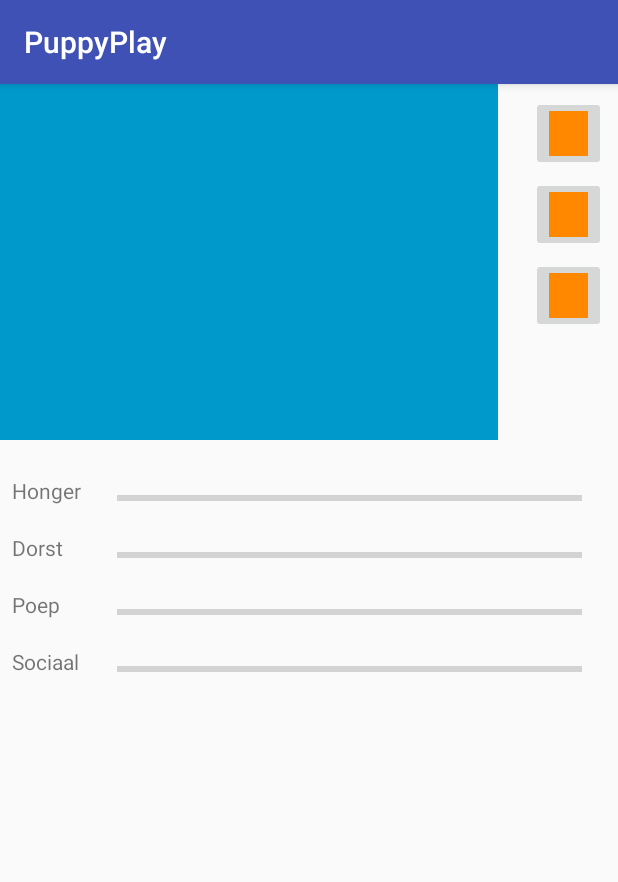
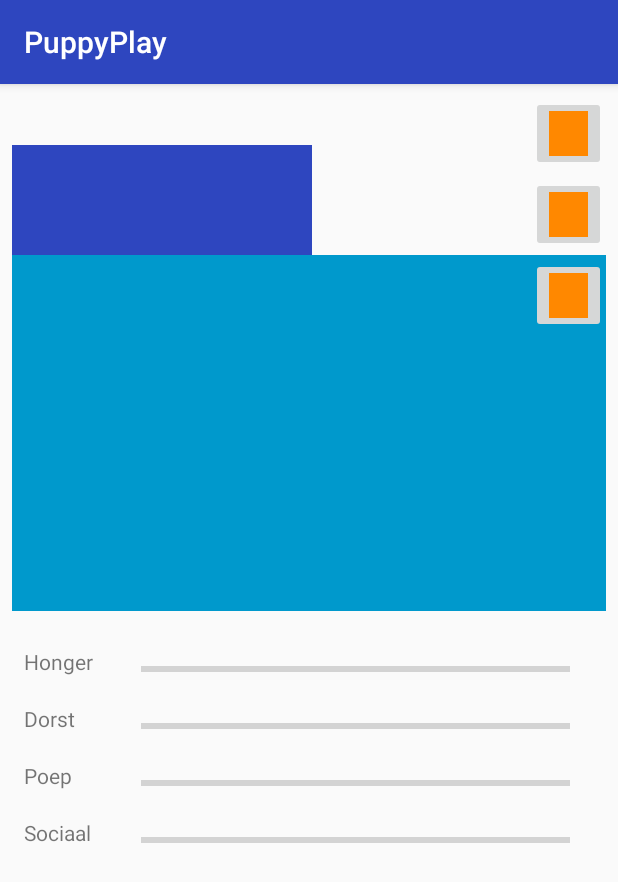
Before and after one commit to LoisGussenhoven/PuppyPlay, an Android app: the PlayActivity screen opened directly, with no data from a screen before it, on a phone screen of 412 x 824 dp. Shown: the top 882 px of the screen. Run offline under Robolectric (Android 15) with nearby library versions, the phone set to English and light mode, and no system bars.

Commit message:
Finished play-activity

```diff
--- a/app/src/main/res/layout/activity_main.xml
+++ b/app/src/main/res/layout/activity_main.xml
@@ -11,6 +11,7 @@
         android:layout_width="0dp"
         android:layout_height="18dp"
         android:layout_marginTop="8dp"
+        android:fontFamily="casual"
         android:text="@string/made_by"
         android:textAlignment="center"
         android:textColor="@android:color/darker_gray"
@@ -23,8 +24,8 @@
 
     <ImageView
         android:id="@+id/AM_IV_Logo"
-        android:layout_width="275dp"
-        android:layout_height="175dp"
+        android:layout_width="254dp"
+        android:layout_height="152dp"
         android:layout_marginBottom="8dp"
         android:layout_marginEnd="8dp"
         android:layout_marginStart="8dp"
@@ -35,6 +36,6 @@
         app:layout_constraintStart_toStartOf="parent"
         app:layout_constraintTop_toTopOf="parent"
         app:layout_constraintVertical_bias="0.112"
-        app:srcCompat="@color/colorAccent" />
+        app:srcCompat="@drawable/logo3" />
 
 </android.support.constraint.ConstraintLayout>
--- a/app/src/main/res/layout/activity_play.xml
+++ b/app/src/main/res/layout/activity_play.xml
@@ -10,25 +10,38 @@
         android:id="@+id/AP_IV_Window"
         android:layout_width="200dp"
         android:layout_height="200dp"
-        app:srcCompat="@color/colorPrimary"
-        tools:layout_editor_absoluteX="16dp"
-        tools:layout_editor_absoluteY="16dp" />
+        android:layout_marginBottom="8dp"
+        android:layout_marginTop="16dp"
+        android:contentDescription="Window with weather API"
+        app:layout_constraintBottom_toBottomOf="@+id/AP_IV_Puppy"
+        app:layout_constraintStart_toStartOf="@+id/AP_IV_Puppy"
+        app:layout_constraintTop_toTopOf="parent"
+        app:layout_constraintVertical_bias="0.193"
+        app:srcCompat="@color/colorPrimary" />
 
     <ImageView
         android:id="@+id/AP_IV_Puppy"
-        android:layout_width="332dp"
+        android:layout_width="0dp"
         android:layout_height="237dp"
-        app:srcCompat="@android:color/holo_blue_dark"
-        tools:layout_editor_absoluteX="16dp"
-        tools:layout_editor_absoluteY="67dp" />
+        android:layout_marginBottom="8dp"
+        android:layout_marginEnd="8dp"
+        android:layout_marginStart="8dp"
+        android:layout_marginTop="68dp"
+        android:contentDescription="Puppy"
+        app:layout_constraintBottom_toBottomOf="parent"
+        app:layout_constraintEnd_toEndOf="parent"
+        app:layout_constraintStart_toStartOf="parent"
+        app:layout_constraintTop_toTopOf="parent"
+        app:layout_constraintVertical_bias="0.101"
+        app:srcCompat="@android:color/holo_blue_dark" />
 
     <ProgressBar
         android:id="@+id/AP_PB_Hunger"
         style="?android:attr/progressBarStyleHorizontal"
         android:layout_width="0dp"
         android:layout_height="30dp"
-        android:layout_marginEnd="24dp"
-        android:layout_marginStart="24dp"
+        android:layout_marginEnd="32dp"
+        android:layout_marginStart="32dp"
         android:layout_marginTop="24dp"
         app:layout_constraintEnd_toEndOf="parent"
         app:layout_constraintStart_toEndOf="@+id/AP_TV_hunger"
@@ -61,34 +74,35 @@
         android:layout_height="wrap_content"
         android:layout_marginStart="8dp"
         android:text="@string/hunger"
-        app:layout_constraintStart_toStartOf="parent"
+        android:textAlignment="viewStart"
+        app:layout_constraintStart_toStartOf="@+id/AP_IV_Puppy"
         app:layout_constraintTop_toTopOf="@+id/AP_PB_Hunger" />
 
     <TextView
         android:id="@+id/AP_TV_Thrist"
         android:layout_width="wrap_content"
         android:layout_height="wrap_content"
-        android:layout_marginStart="8dp"
         android:text="@string/thirst"
-        app:layout_constraintStart_toStartOf="parent"
+        android:textAlignment="textStart"
+        app:layout_constraintStart_toStartOf="@+id/AP_TV_hunger"
         app:layout_constraintTop_toTopOf="@+id/AP_PB_Thirst" />
 
     <TextView
         android:id="@+id/AP_TV_Poop"
         android:layout_width="wrap_content"
         android:layout_height="wrap_content"
-        android:layout_marginStart="8dp"
         android:text="@string/poop"
-        app:layout_constraintStart_toStartOf="parent"
+        android:textAlignment="textStart"
+        app:layout_constraintStart_toStartOf="@+id/AP_TV_Thrist"
         app:layout_constraintTop_toTopOf="@+id/AP_PB_Poop" />
 
     <TextView
         android:id="@+id/AP_TV_Social"
         android:layout_width="wrap_content"
         android:layout_height="wrap_content"
-        android:layout_marginStart="8dp"
         android:text="@string/social"
-        app:layout_constraintStart_toStartOf="parent"
+        android:textAlignment="textStart"
+        app:layout_constraintStart_toStartOf="@+id/AP_TV_Poop"
         app:layout_constraintTop_toTopOf="@+id/AP_PB_Social" />
 
     <ProgressBar
@@ -107,6 +121,7 @@
         android:layout_height="50dp"
         android:layout_marginEnd="8dp"
         android:layout_marginTop="8dp"
+        android:contentDescription="Button to go to the map-activity"
         app:layout_constraintEnd_toEndOf="parent"
         app:layout_constraintTop_toTopOf="parent"
         app:srcCompat="@android:color/holo_orange_dark" />
@@ -116,6 +131,7 @@
         android:layout_width="50dp"
         android:layout_height="50dp"
         android:layout_marginTop="4dp"
+        android:contentDescription="Button to go to the social-activity"
         app:layout_constraintEnd_toEndOf="@+id/AP_IB_Map"
         app:layout_constraintHorizontal_bias="1.0"
         app:layout_constraintStart_toStartOf="@+id/AP_IB_Map"
@@ -127,6 +143,7 @@
         android:layout_width="50dp"
         android:layout_height="50dp"
         android:layout_marginTop="4dp"
+        android:contentDescription="Button to go to the settings-activity"
         app:layout_constraintEnd_toEndOf="@+id/AP_IB_Friends"
         app:layout_constraintHorizontal_bias="1.0"
         app:layout_constraintStart_toStartOf="@+id/AP_IB_Friends"
--- a/app/src/main/res/values/colors.xml
+++ b/app/src/main/res/values/colors.xml
@@ -1,6 +1,6 @@
 <?xml version="1.0" encoding="utf-8"?>
 <resources>
-    <color name="colorPrimary">#3f51b5</color>
+    <color name="colorPrimary">#2e46bf</color>
     <color name="colorPrimaryDark">#303F9F</color>
     <color name="colorAccent">#a240a3ff</color>
 </resources>
--- a/app/src/main/res/values/strings.xml
+++ b/app/src/main/res/values/strings.xml
@@ -2,7 +2,7 @@
     <string name="app_name">PuppyPlay</string>
     <string name="made_by">Gemaakt door Lois Gussenhoven en Nick van Endhoven</string>
     <string name="name">Jouw naam</string>
-    <string name="female">Meisje</string>
+    <string name="female">Vrouw</string>
     <string name="male">Man</string>
     <string name="create">Aanmaken</string>
     <string name="welcome_talk">Welkom bij de app, de rest mag nick verzinnen</string>
```
Also changed, not shown: app/src/main/res/drawable/logo3.PNG (added).
